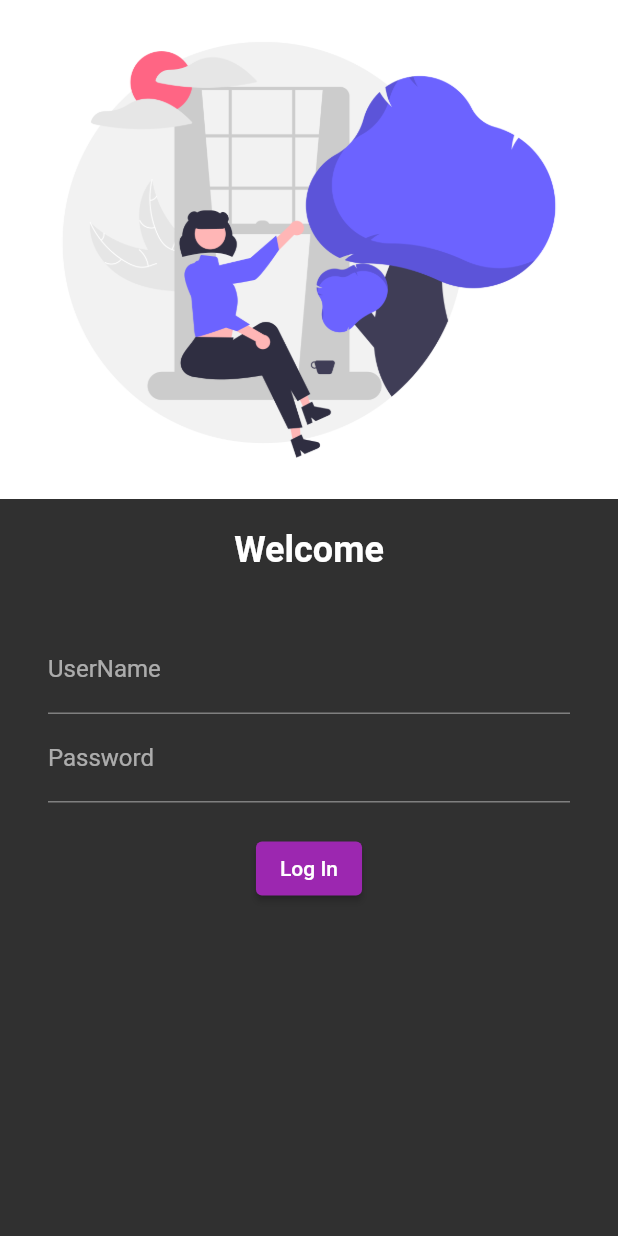
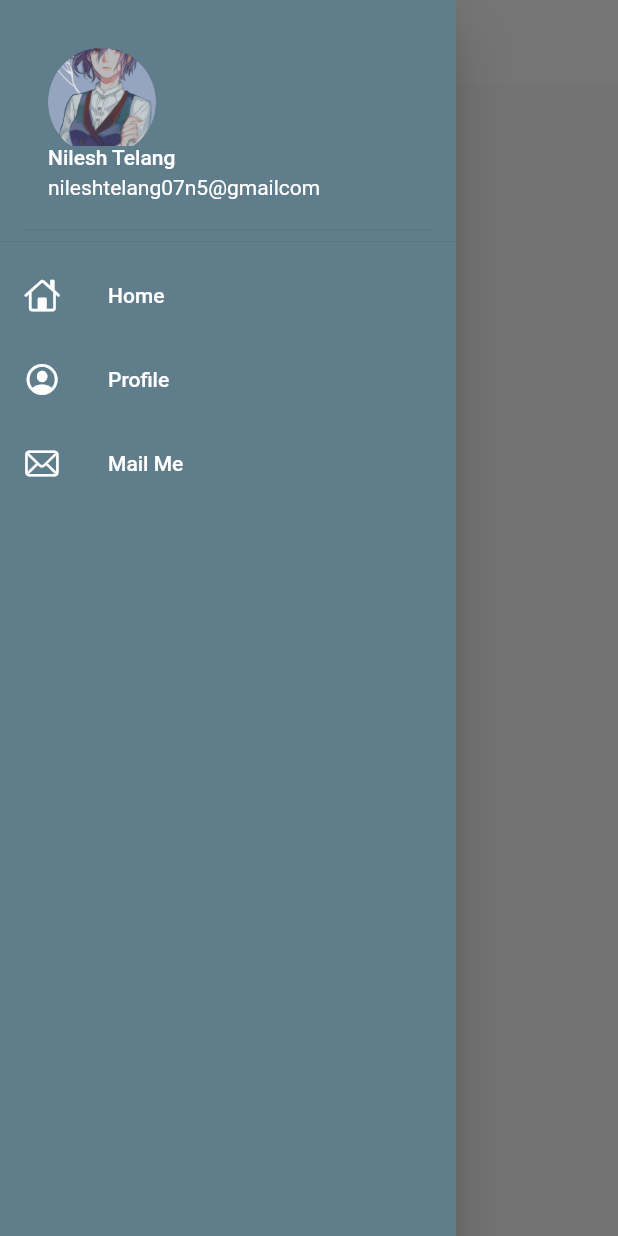
Before and after one commit to NileshTelang/CatalogApp-Flutter, a Flutter app: the screen it shows after launch, with the side drawer open (before the commit the screen has no drawer), on a phone screen of 412 x 824 dp. Run offline on Flutter 3.47's test engine with Material 2 defaults, Android fonts, the phone set to English and light mode, and no system bars; our stand-ins replace google_fonts; missing offline and left inert: dart:html.

Commit message:
S4 commit

```diff
--- a/lib/logIn.dart
+++ /dev/null
@@ -1,63 +0,0 @@
-import 'package:flutter/material.dart';
-
-class logInPage extends StatelessWidget {
-  const logInPage({Key? key}) : super(key: key);
-
-  @override
-  Widget build(BuildContext context) {
-    return Material(
-      child: Column(
-        children: [
-          Image.asset(
-            "assets/images/Log1.png",
-            fit: BoxFit.contain,
-          ),
-          SizedBox(
-            height: 20,
-          ),
-          Text(
-            "Welcome",
-            style: TextStyle(
-              fontSize: 24,
-              fontWeight: FontWeight.bold,
-            ),
-          ),
-          SizedBox(
-            height: 20,
-          ),
-          Padding(
-            padding:
-                const EdgeInsets.symmetric(vertical: 16.0, horizontal: 32.0),
-            child: Column(
-              children: [
-                TextFormField(
-                  decoration: InputDecoration(
-                    labelText: "UserName",
-                    hintText: "Enter UserName",
-                  ),
-                ),
-                TextFormField(
-                  obscureText: true,
-                  decoration: InputDecoration(
-                    labelText: "Password",
-                    hintText: "Enter Password",
-                  ),
-                ),
-                SizedBox(
-                  height: 20,
-                ),
-                ElevatedButton(
-                  onPressed: () {
-                    print("hey there nova");
-                  },
-                  child: Text("Log In"),
-                  style: TextButton.styleFrom(),
-                )
-              ],
-            ),
-          ),
-        ],
-      ),
-    );
-  }
-}
--- a/lib/main.dart
+++ b/lib/main.dart
@@ -1,7 +1,9 @@
 import 'package:flutter/material.dart';
-import 'package:nova/homapage.dart';
-import 'package:nova/logIn.dart';
 import 'package:google_fonts/google_fonts.dart';
+import 'package:nova/pages/homapage.dart';
+import 'package:nova/pages/logIn.dart';
+import 'package:nova/utils/routes.dart';
+import 'package:nova/widgets/themes.dart';
 
 void main() {
   runApp(nova());
@@ -15,15 +17,15 @@ class nova extends StatelessWidget {
     return MaterialApp(
       home: HomePage(),
       themeMode: ThemeMode.light,
-      theme: ThemeData(
+      debugShowCheckedModeBanner: false,
+      theme: MyTheme.themeData,
+      darkTheme: ThemeData(
         brightness: Brightness.dark,
-        primarySwatch: Colors.purple,
-        fontFamily: GoogleFonts.adventPro().fontFamily,
       ),
-      initialRoute: "/login",
+      initialRoute: "/home",
       routes: {
-        "/login": (context) => logInPage(),
-        "/home": (context) => HomePage(),
+        MyRoutes.LogIn: (context) => logInPage(),
+        MyRoutes.Home: (context) => HomePage(),
       },
     );
   }
--- a/lib/homapage.dart
+++ b/lib/pages/homapage.dart
@@ -1,4 +1,6 @@
 import 'package:flutter/material.dart';
+
+import '../widgets/drawer.dart';
 
 class HomePage extends StatelessWidget {
   const HomePage({Key? key}) : super(key: key);
@@ -8,14 +10,19 @@ class HomePage extends StatelessWidget {
   Widget build(BuildContext context) {
     return Scaffold(
       appBar: AppBar(
-        title: Text("Nova's Catalog"),
+        title: Text(
+          "Nova's Catalog",
+          style: TextStyle(
+            color: Colors.black,
+          ),
+        ),
       ),
       body: Center(
         child: Container(
           child: Text("Welocome To $CatalogName"),
         ),
       ),
-      drawer: Drawer(),
+      drawer: MyDrawer(),
     );
   }
 }
--- /dev/null
+++ b/lib/utils/routes.dart
@@ -0,0 +1,4 @@
+class MyRoutes {
+  static String LogIn = "/login";
+  static String Home = "/home";
+}
--- /dev/null
+++ b/lib/widgets/drawer.dart
@@ -0,0 +1,68 @@
+import 'package:flutter/cupertino.dart';
+import 'package:flutter/material.dart';
+
+class MyDrawer extends StatelessWidget {
+  const MyDrawer({Key? key}) : super(key: key);
+  final imageurl = "https://pics.alphacoders.com/pictures/view/385866";
+
+  @override
+  Widget build(BuildContext context) {
+    return Drawer(
+      child: Container(
+        color: Colors.blueGrey,
+        child: ListView(
+          padding: EdgeInsets.zero,
+          children: [
+            DrawerHeader(
+              decoration: BoxDecoration(color: Colors.blueGrey),
+              child: UserAccountsDrawerHeader(
+                margin: EdgeInsets.zero,
+                accountName: Text("Nilesh Telang"),
+                accountEmail: Text("nileshtelang07n5@gmailcom"),
+                currentAccountPicture: CircleAvatar(
+                  backgroundImage: AssetImage("assets/images/Touka.jpg"),
+                ),
+              ),
+            ),
+            ListTile(
+              leading: Icon(
+                CupertinoIcons.home,
+                color: Colors.white,
+              ),
+              title: Text(
+                "Home",
+                style: TextStyle(
+                  color: Colors.white,
+                ),
+              ),
+            ),
+            ListTile(
+              leading: Icon(
+                CupertinoIcons.profile_circled,
+                color: Colors.white,
+              ),
+              title: Text(
+                "Profile",
+                style: TextStyle(
+                  color: Colors.white,
+                ),
+              ),
+            ),
+            ListTile(
+              leading: Icon(
+                CupertinoIcons.mail,
+                color: Colors.white,
+              ),
+              title: Text(
+                "Mail Me",
+                style: TextStyle(
+                  color: Colors.white,
+                ),
+              ),
+            ),
+          ],
+        ),
+      ),
+    );
+  }
+}
--- /dev/null
+++ b/lib/widgets/themes.dart
@@ -0,0 +1,16 @@
+import 'package:flutter/material.dart';
+import 'package:google_fonts/google_fonts.dart';
+
+class MyTheme {
+  static ThemeData get themeData => ThemeData(
+        primarySwatch: Colors.blueGrey,
+        fontFamily: GoogleFonts.adventPro().fontFamily,
+        appBarTheme: AppBarTheme(
+          color: Colors.white,
+          elevation: 0.0,
+          iconTheme: IconThemeData(
+            color: Colors.black,
+          ),
+        ),
+      );
+}
--- a/pubspec.yaml
+++ b/pubspec.yaml
@@ -63,6 +63,7 @@ flutter:
     - assets/images/
   #   - images/a_dot_ham.jpeg
 
+
   # An image asset can refer to one or more resolution-specific "variants", see
   # https://flutter.dev/assets-and-images/#resolution-aware.
 
```
Also changed, not shown: lib/pages/logIn.dart (added, +142 -0 lines), assets/images/Hey.png (added), assets/images/Touka.jpg (added).
